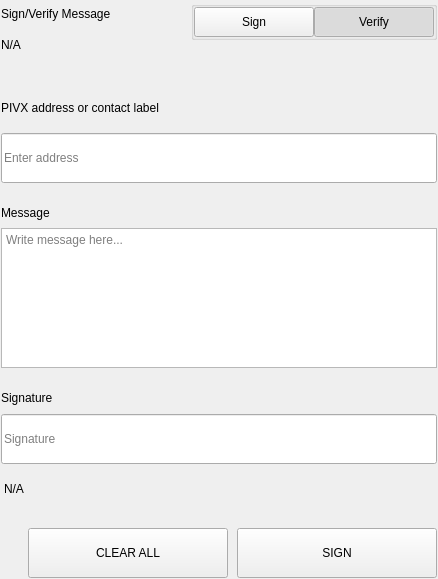
First picture: the form in src/qt/pivx/settings/forms/settingssignmessagewidgets.ui, repository Euno/eunowallet, before the edit.
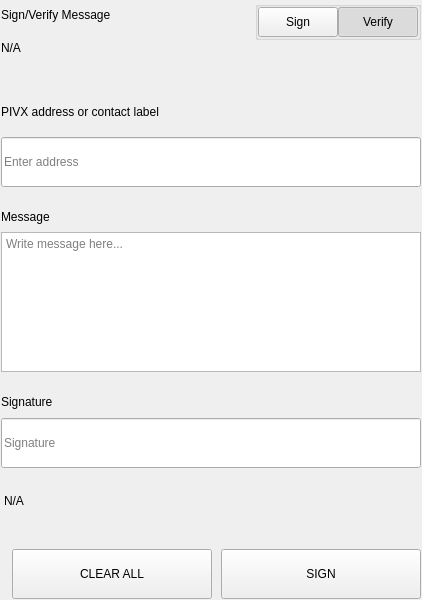
Second picture: the form after the edit.

Diff of the .ui file:
```diff
--- a/src/qt/pivx/settings/forms/settingssignmessagewidgets.ui
+++ b/src/qt/pivx/settings/forms/settingssignmessagewidgets.ui
@@ -6,8 +6,8 @@
    <rect>
     <x>0</x>
     <y>0</y>
-    <width>438</width>
-    <height>579</height>
+    <width>422</width>
+    <height>600</height>
    </rect>
   </property>
   <property name="windowTitle">
@@ -46,6 +46,12 @@
       </property>
       <item>
        <widget class="QWidget" name="container_sign" native="true">
+        <property name="minimumSize">
+         <size>
+          <width>0</width>
+          <height>600</height>
+         </size>
+        </property>
         <layout class="QVBoxLayout" name="verticalLayout_2">
          <property name="spacing">
           <number>0</number>
@@ -148,13 +154,13 @@
                   <widget class="QPushButton" name="pushSign">
                    <property name="minimumSize">
                     <size>
-                     <width>120</width>
+                     <width>0</width>
                      <height>30</height>
                     </size>
                    </property>
                    <property name="maximumSize">
                     <size>
-                     <width>120</width>
+                     <width>300</width>
                      <height>30</height>
                     </size>
                    </property>
@@ -176,13 +182,13 @@
                   <widget class="QPushButton" name="pushVerify">
                    <property name="minimumSize">
                     <size>
-                     <width>120</width>
+                     <width>0</width>
                      <height>30</height>
                     </size>
                    </property>
                    <property name="maximumSize">
                     <size>
-                     <width>120</width>
+                     <width>300</width>
                      <height>30</height>
                     </size>
                    </property>
```
